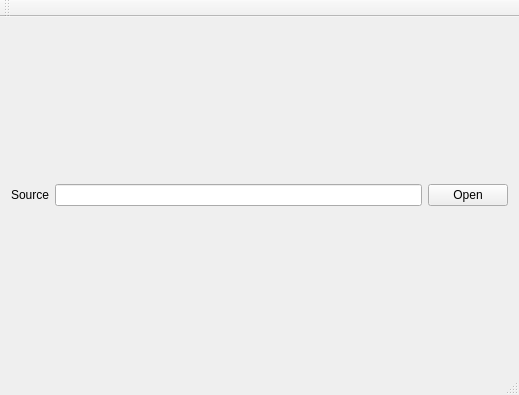
Above: src/plot1d_window.ui from lposti/QPyloT before the change. Below: the same form after it.
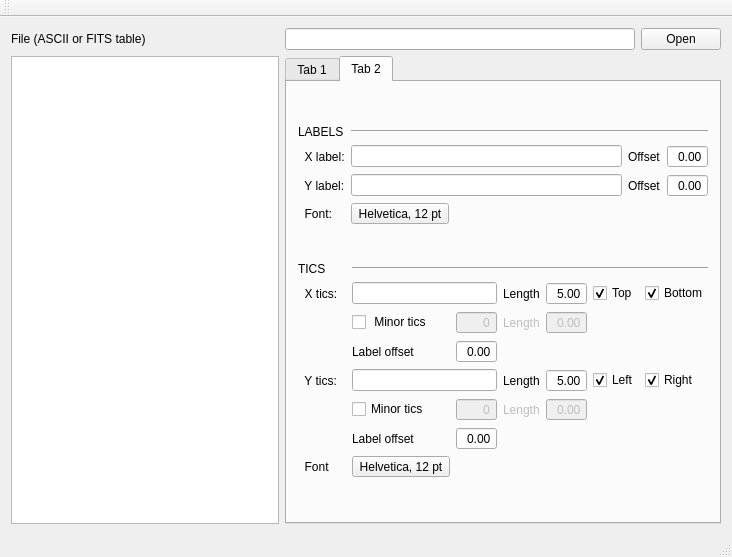
That is the form after the change. The open tabs and pages were chosen to show the change.

```diff
--- a/src/plot1d_window.ui
+++ b/src/plot1d_window.ui
@@ -6,37 +6,535 @@
    <rect>
     <x>0</x>
     <y>0</y>
-    <width>519</width>
-    <height>395</height>
+    <width>732</width>
+    <height>557</height>
    </rect>
   </property>
   <property name="windowTitle">
    <string>QPyLOT - Plot 1D</string>
   </property>
   <widget class="QWidget" name="centralWidget">
-   <layout class="QGridLayout" name="gridLayout">
-    <item row="0" column="2">
-     <widget class="QLineEdit" name="File_lineEdit"/>
-    </item>
-    <item row="0" column="1">
-     <widget class="QLabel" name="File_label">
-      <property name="text">
-       <string>Source</string>
-      </property>
-     </widget>
-    </item>
-    <item row="0" column="3">
-     <widget class="QPushButton" name="File_pushButton">
-      <property name="text">
-       <string>Open</string>
-      </property>
-     </widget>
+   <layout class="QHBoxLayout" name="horizontalLayout">
+    <item>
+     <layout class="QGridLayout" name="gridLayout_4">
+      <item row="1" column="0">
+       <widget class="QListWidget" name="listWidget"/>
+      </item>
+      <item row="0" column="1">
+       <widget class="QLineEdit" name="File_lineEdit"/>
+      </item>
+      <item row="0" column="0">
+       <widget class="QLabel" name="File_label">
+        <property name="text">
+         <string>File (ASCII or FITS table)</string>
+        </property>
+       </widget>
+      </item>
+      <item row="0" column="2">
+       <widget class="QPushButton" name="File_pushButton">
+        <property name="text">
+         <string>Open</string>
+        </property>
+       </widget>
+      </item>
+      <item row="1" column="1" colspan="2">
+       <widget class="QTabWidget" name="tabWidget">
+        <property name="autoFillBackground">
+         <bool>false</bool>
+        </property>
+        <property name="tabPosition">
+         <enum>QTabWidget::North</enum>
+        </property>
+        <property name="tabShape">
+         <enum>QTabWidget::Rounded</enum>
+        </property>
+        <property name="currentIndex">
+         <number>0</number>
+        </property>
+        <widget class="QWidget" name="tab">
+         <attribute name="title">
+          <string>Tab 1</string>
+         </attribute>
+         <layout class="QVBoxLayout" name="verticalLayout_2">
+          <item>
+           <layout class="QGridLayout" name="gridLayout_5">
+            <item row="1" column="1">
+             <widget class="QComboBox" name="comboBox"/>
+            </item>
+            <item row="1" column="0">
+             <widget class="QLabel" name="label_13">
+              <property name="sizePolicy">
+               <sizepolicy hsizetype="Maximum" vsizetype="Preferred">
+                <horstretch>0</horstretch>
+                <verstretch>0</verstretch>
+               </sizepolicy>
+              </property>
+              <property name="frameShape">
+               <enum>QFrame::NoFrame</enum>
+              </property>
+              <property name="text">
+               <string>   X   </string>
+              </property>
+              <property name="alignment">
+               <set>Qt::AlignCenter</set>
+              </property>
+             </widget>
+            </item>
+            <item row="2" column="1">
+             <widget class="QComboBox" name="comboBox_3"/>
+            </item>
+            <item row="1" column="2">
+             <widget class="QComboBox" name="comboBox_2"/>
+            </item>
+            <item row="2" column="0">
+             <widget class="QLabel" name="label_14">
+              <property name="text">
+               <string>   Y   </string>
+              </property>
+             </widget>
+            </item>
+            <item row="0" column="1">
+             <widget class="QLabel" name="label_15">
+              <property name="sizePolicy">
+               <sizepolicy hsizetype="Preferred" vsizetype="Preferred">
+                <horstretch>0</horstretch>
+                <verstretch>0</verstretch>
+               </sizepolicy>
+              </property>
+              <property name="text">
+               <string>File </string>
+              </property>
+              <property name="alignment">
+               <set>Qt::AlignCenter</set>
+              </property>
+             </widget>
+            </item>
+            <item row="0" column="2">
+             <widget class="QLabel" name="label_16">
+              <property name="sizePolicy">
+               <sizepolicy hsizetype="Ignored" vsizetype="Preferred">
+                <horstretch>0</horstretch>
+                <verstretch>0</verstretch>
+               </sizepolicy>
+              </property>
+              <property name="text">
+               <string>Column</string>
+              </property>
+              <property name="alignment">
+               <set>Qt::AlignCenter</set>
+              </property>
+             </widget>
+            </item>
+            <item row="2" column="2">
+             <widget class="QComboBox" name="comboBox_4"/>
+            </item>
+           </layout>
+          </item>
+          <item>
+           <spacer name="verticalSpacer">
+            <property name="orientation">
+             <enum>Qt::Vertical</enum>
+            </property>
+            <property name="sizeHint" stdset="0">
+             <size>
+              <width>20</width>
+              <height>40</height>
+             </size>
+            </property>
+           </spacer>
+          </item>
+         </layout>
+        </widget>
+        <widget class="QWidget" name="Label_tab">
+         <attribute name="title">
+          <string>Tab 2</string>
+         </attribute>
+         <layout class="QVBoxLayout" name="verticalLayout">
+          <item>
+           <layout class="QGridLayout" name="gridLayout_7">
+            <item row="1" column="2">
+             <widget class="QLabel" name="label">
+              <property name="sizePolicy">
+               <sizepolicy hsizetype="Maximum" vsizetype="Preferred">
+                <horstretch>0</horstretch>
+                <verstretch>0</verstretch>
+               </sizepolicy>
+              </property>
+              <property name="text">
+               <string>Offset</string>
+              </property>
+             </widget>
+            </item>
+            <item row="1" column="3">
+             <widget class="QDoubleSpinBox" name="XLabeloffsetdoubleSpinBox">
+              <property name="sizePolicy">
+               <sizepolicy hsizetype="Maximum" vsizetype="Fixed">
+                <horstretch>0</horstretch>
+                <verstretch>0</verstretch>
+               </sizepolicy>
+              </property>
+              <property name="alignment">
+               <set>Qt::AlignRight|Qt::AlignTrailing|Qt::AlignVCenter</set>
+              </property>
+              <property name="buttonSymbols">
+               <enum>QAbstractSpinBox::NoButtons</enum>
+              </property>
+             </widget>
+            </item>
+            <item row="2" column="0">
+             <widget class="QLabel" name="YLabellabel">
+              <property name="text">
+               <string>  Y label:</string>
+              </property>
+             </widget>
+            </item>
+            <item row="1" column="0">
+             <widget class="QLabel" name="XLabellabel">
+              <property name="text">
+               <string>  X label:</string>
+              </property>
+             </widget>
+            </item>
+            <item row="2" column="1">
+             <widget class="QLineEdit" name="YLabellineEdit"/>
+            </item>
+            <item row="1" column="1">
+             <widget class="QLineEdit" name="XLabellineEdit"/>
+            </item>
+            <item row="3" column="0">
+             <widget class="QLabel" name="Fontlabel">
+              <property name="sizePolicy">
+               <sizepolicy hsizetype="Maximum" vsizetype="Preferred">
+                <horstretch>0</horstretch>
+                <verstretch>0</verstretch>
+               </sizepolicy>
+              </property>
+              <property name="text">
+               <string>  Font:</string>
+              </property>
+             </widget>
+            </item>
+            <item row="0" column="1" colspan="3">
+             <widget class="Line" name="line_2">
+              <property name="orientation">
+               <enum>Qt::Horizontal</enum>
+              </property>
+             </widget>
+            </item>
+            <item row="2" column="3">
+             <widget class="QDoubleSpinBox" name="YLabeloffsetdoubleSpinBox">
+              <property name="alignment">
+               <set>Qt::AlignRight|Qt::AlignTrailing|Qt::AlignVCenter</set>
+              </property>
+              <property name="buttonSymbols">
+               <enum>QAbstractSpinBox::NoButtons</enum>
+              </property>
+             </widget>
+            </item>
+            <item row="2" column="2">
+             <widget class="QLabel" name="label_2">
+              <property name="text">
+               <string>Offset</string>
+              </property>
+             </widget>
+            </item>
+            <item row="0" column="0">
+             <widget class="QLabel" name="Labelslabel">
+              <property name="text">
+               <string>LABELS</string>
+              </property>
+             </widget>
+            </item>
+            <item row="3" column="1">
+             <widget class="QToolButton" name="LabelFonttoolButton">
+              <property name="text">
+               <string>Helvetica, 12 pt</string>
+              </property>
+             </widget>
+            </item>
+           </layout>
+          </item>
+          <item>
+           <layout class="QGridLayout" name="gridLayout_8">
+            <item row="5" column="2">
+             <widget class="QSpinBox" name="YticsMinorspinBox">
+              <property name="enabled">
+               <bool>false</bool>
+              </property>
+              <property name="alignment">
+               <set>Qt::AlignRight|Qt::AlignTrailing|Qt::AlignVCenter</set>
+              </property>
+              <property name="buttonSymbols">
+               <enum>QAbstractSpinBox::NoButtons</enum>
+              </property>
+             </widget>
+            </item>
+            <item row="4" column="4">
+             <widget class="QDoubleSpinBox" name="YticsLengthdoubleSpinBox">
+              <property name="alignment">
+               <set>Qt::AlignRight|Qt::AlignTrailing|Qt::AlignVCenter</set>
+              </property>
+              <property name="buttonSymbols">
+               <enum>QAbstractSpinBox::NoButtons</enum>
+              </property>
+              <property name="value">
+               <double>5.000000000000000</double>
+              </property>
+             </widget>
+            </item>
+            <item row="4" column="5">
+             <widget class="QCheckBox" name="YticsRightcheckBox">
+              <property name="text">
+               <string>Left</string>
+              </property>
+              <property name="checked">
+               <bool>true</bool>
+              </property>
+             </widget>
+            </item>
+            <item row="3" column="1">
+             <widget class="QLabel" name="label_5">
+              <property name="sizePolicy">
+               <sizepolicy hsizetype="Maximum" vsizetype="Preferred">
+                <horstretch>0</horstretch>
+                <verstretch>0</verstretch>
+               </sizepolicy>
+              </property>
+              <property name="text">
+               <string>Label offset</string>
+              </property>
+             </widget>
+            </item>
+            <item row="2" column="2">
+             <widget class="QSpinBox" name="XticsMinorspinBox">
+              <property name="enabled">
+               <bool>false</bool>
+              </property>
+              <property name="alignment">
+               <set>Qt::AlignRight|Qt::AlignTrailing|Qt::AlignVCenter</set>
+              </property>
+              <property name="buttonSymbols">
+               <enum>QAbstractSpinBox::NoButtons</enum>
+              </property>
+             </widget>
+            </item>
+            <item row="4" column="1" colspan="2">
+             <widget class="QLineEdit" name="YticslineEdit"/>
+            </item>
+            <item row="6" column="1">
+             <widget class="QLabel" name="label_10">
+              <property name="text">
+               <string>Label offset</string>
+              </property>
+             </widget>
+            </item>
+            <item row="1" column="1" colspan="2">
+             <widget class="QLineEdit" name="XticslineEdit"/>
+            </item>
+            <item row="5" column="4">
+             <widget class="QDoubleSpinBox" name="YticsMinorLengthdoubleSpinBox">
+              <property name="enabled">
+               <bool>false</bool>
+              </property>
+              <property name="alignment">
+               <set>Qt::AlignRight|Qt::AlignTrailing|Qt::AlignVCenter</set>
+              </property>
+              <property name="buttonSymbols">
+               <enum>QAbstractSpinBox::NoButtons</enum>
+              </property>
+             </widget>
+            </item>
+            <item row="1" column="4">
+             <widget class="QDoubleSpinBox" name="XticsLengthdoubleSpinBox">
+              <property name="alignment">
+               <set>Qt::AlignRight|Qt::AlignTrailing|Qt::AlignVCenter</set>
+              </property>
+              <property name="buttonSymbols">
+               <enum>QAbstractSpinBox::NoButtons</enum>
+              </property>
+              <property name="value">
+               <double>5.000000000000000</double>
+              </property>
+             </widget>
+            </item>
+            <item row="5" column="1">
+             <widget class="QCheckBox" name="YticsMinorcheckBox">
+              <property name="text">
+               <string>Minor tics</string>
+              </property>
+             </widget>
+            </item>
+            <item row="4" column="6">
+             <widget class="QCheckBox" name="checkBox_4">
+              <property name="text">
+               <string>Right</string>
+              </property>
+              <property name="checked">
+               <bool>true</bool>
+              </property>
+             </widget>
+            </item>
+            <item row="0" column="1" colspan="6">
+             <widget class="Line" name="line_3">
+              <property name="orientation">
+               <enum>Qt::Horizontal</enum>
+              </property>
+             </widget>
+            </item>
+            <item row="1" column="6">
+             <widget class="QCheckBox" name="XticsBottomcheckBox">
+              <property name="text">
+               <string>Bottom</string>
+              </property>
+              <property name="checked">
+               <bool>true</bool>
+              </property>
+             </widget>
+            </item>
+            <item row="5" column="3">
+             <widget class="QLabel" name="label_11">
+              <property name="enabled">
+               <bool>false</bool>
+              </property>
+              <property name="text">
+               <string>Length</string>
+              </property>
+             </widget>
+            </item>
+            <item row="1" column="3">
+             <widget class="QLabel" name="label_6">
+              <property name="sizePolicy">
+               <sizepolicy hsizetype="Maximum" vsizetype="Preferred">
+                <horstretch>0</horstretch>
+                <verstretch>0</verstretch>
+               </sizepolicy>
+              </property>
+              <property name="text">
+               <string>Length</string>
+              </property>
+             </widget>
+            </item>
+            <item row="1" column="5">
+             <widget class="QCheckBox" name="XticsTopcheckBox">
+              <property name="text">
+               <string>Top</string>
+              </property>
+              <property name="checked">
+               <bool>true</bool>
+              </property>
+             </widget>
+            </item>
+            <item row="1" column="0">
+             <widget class="QLabel" name="label_4">
+              <property name="sizePolicy">
+               <sizepolicy hsizetype="Maximum" vsizetype="Preferred">
+                <horstretch>0</horstretch>
+                <verstretch>0</verstretch>
+               </sizepolicy>
+              </property>
+              <property name="text">
+               <string>  X tics:</string>
+              </property>
+             </widget>
+            </item>
+            <item row="4" column="0">
+             <widget class="QLabel" name="label_8">
+              <property name="text">
+               <string>  Y tics:</string>
+              </property>
+             </widget>
+            </item>
+            <item row="0" column="0">
+             <widget class="QLabel" name="label_3">
+              <property name="text">
+               <string>TICS      </string>
+              </property>
+             </widget>
+            </item>
+            <item row="2" column="3">
+             <widget class="QLabel" name="label_7">
+              <property name="enabled">
+               <bool>false</bool>
+              </property>
+              <property name="text">
+               <string>Length</string>
+              </property>
+             </widget>
+            </item>
+            <item row="2" column="4">
+             <widget class="QDoubleSpinBox" name="XticsMinorLengthdoubleSpinBox">
+              <property name="enabled">
+               <bool>false</bool>
+              </property>
+              <property name="alignment">
+               <set>Qt::AlignRight|Qt::AlignTrailing|Qt::AlignVCenter</set>
+              </property>
+              <property name="buttonSymbols">
+               <enum>QAbstractSpinBox::NoButtons</enum>
+              </property>
+             </widget>
+            </item>
+            <item row="6" column="2">
+             <widget class="QDoubleSpinBox" name="YticsOffsetdoubleSpinBox">
+              <property name="alignment">
+               <set>Qt::AlignRight|Qt::AlignTrailing|Qt::AlignVCenter</set>
+              </property>
+              <property name="buttonSymbols">
+               <enum>QAbstractSpinBox::NoButtons</enum>
+              </property>
+             </widget>
+            </item>
+            <item row="4" column="3">
+             <widget class="QLabel" name="label_9">
+              <property name="text">
+               <string>Length</string>
+              </property>
+             </widget>
+            </item>
+            <item row="2" column="1">
+             <widget class="QCheckBox" name="XticsMinorcheckBox">
+              <property name="text">
+               <string> Minor tics</string>
+              </property>
+             </widget>
+            </item>
+            <item row="3" column="2">
+             <widget class="QDoubleSpinBox" name="XticsOffsetdoubleSpinBox">
+              <property name="alignment">
+               <set>Qt::AlignRight|Qt::AlignTrailing|Qt::AlignVCenter</set>
+              </property>
+              <property name="buttonSymbols">
+               <enum>QAbstractSpinBox::NoButtons</enum>
+              </property>
+             </widget>
+            </item>
+            <item row="7" column="1">
+             <widget class="QToolButton" name="YticsFonttoolButton">
+              <property name="text">
+               <string>Helvetica, 12 pt</string>
+              </property>
+             </widget>
+            </item>
+            <item row="7" column="0">
+             <widget class="QLabel" name="label_12">
+              <property name="text">
+               <string>  Font</string>
+              </property>
+             </widget>
+            </item>
+           </layout>
+          </item>
+         </layout>
+        </widget>
+       </widget>
+      </item>
+     </layout>
     </item>
    </layout>
   </widget>
   <widget class="QToolBar" name="mainToolBar">
    <property name="orientation">
-    <enum>Qt::Vertical</enum>
+    <enum>Qt::Horizontal</enum>
    </property>
    <property name="toolButtonStyle">
     <enum>Qt::ToolButtonTextOnly</enum>
```
Left out of the diff: 7 changed lines with no effect on the pictures.
